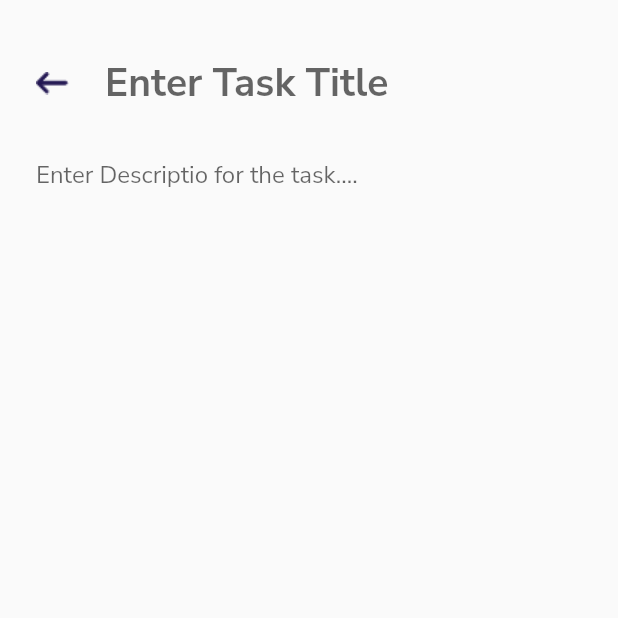
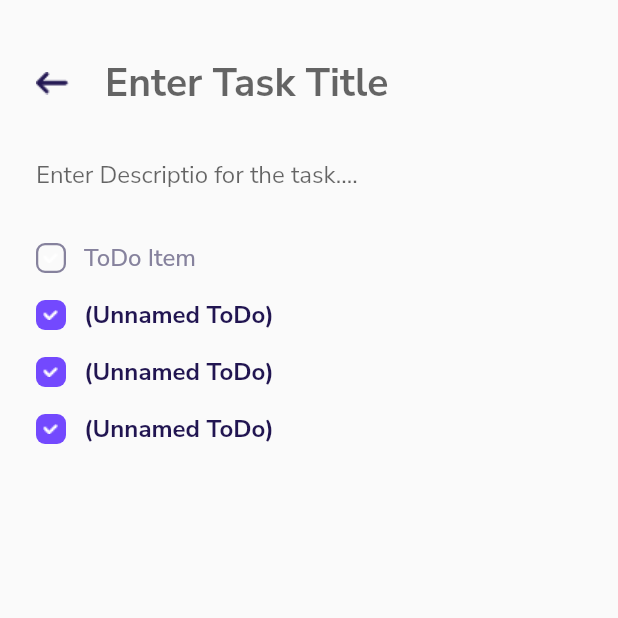
Before and after one commit to sunaranish17/todo_app_flutter, a Flutter app: the TaskPage screen opened directly, on a phone screen of 412 x 824 dp, the top half of it. Run offline on Flutter 3.47's test engine with Material 2 defaults, Android fonts, the phone set to English and light mode, and no system bars; our stand-ins replace google_fonts.

Commit message:
Feat: ToDo widget created

```diff
--- a/lib/screens/taskpage.dart
+++ b/lib/screens/taskpage.dart
@@ -1,4 +1,5 @@
 import 'package:flutter/material.dart';
+import 'package:what_todo/widgets.dart';
 
 class TaskPage extends StatefulWidget {
   @override
@@ -12,6 +13,7 @@ class _TaskPageState extends State<TaskPage> {
       body: SafeArea(
         child: Container(
           child: Column(
+            crossAxisAlignment: CrossAxisAlignment.start,
             children: [
               Padding(
                 padding: const EdgeInsets.only(
@@ -48,12 +50,26 @@ class _TaskPageState extends State<TaskPage> {
                   ],
                 ),
               ),
-              TextField(
-                decoration: InputDecoration(
-                    hintText: "Enter Descriptio for the task....",
-                    border: InputBorder.none,
-                    contentPadding: EdgeInsets.symmetric(horizontal: 24.0)),
-              )
+              Padding(
+                padding: EdgeInsets.only(
+                  bottom: 12.0,
+                ),
+                child: TextField(
+                  decoration: InputDecoration(
+                      hintText: "Enter Descriptio for the task....",
+                      border: InputBorder.none,
+                      contentPadding: EdgeInsets.symmetric(horizontal: 24.0)),
+                ),
+              ),
+              ToDoWidget(
+                text: "ToDo Item",
+                isDone: false,
+              ),
+              ToDoWidget(
+                isDone: true,
+              ),
+              ToDoWidget(isDone: true),
+              ToDoWidget(isDone: true),
             ],
           ),
         ),
--- a/lib/widgets.dart
+++ b/lib/widgets.dart
@@ -50,3 +50,51 @@ class TaskCardWidget extends StatelessWidget {
     );
   }
 }
+
+class ToDoWidget extends StatelessWidget {
+  final String? text;
+  final bool isDone;
+
+  ToDoWidget({this.text, required this.isDone});
+
+  @override
+  Widget build(BuildContext context) {
+    return Container(
+      padding: EdgeInsets.symmetric(
+        horizontal: 24.0,
+        vertical: 8.0,
+      ),
+      child: Row(
+        children: [
+          Container(
+            width: 20.0,
+            height: 20.0,
+            margin: EdgeInsets.only(
+              right: 12.0,
+            ),
+            decoration: BoxDecoration(
+                color: isDone ? Color(0xFF7349FE) : Colors.transparent,
+                borderRadius: BorderRadius.circular(6.0),
+                border: isDone
+                    ? null
+                    : Border.all(
+                        color: Color(0xFF86829D),
+                        width: 1.5,
+                      )),
+            child: Image(
+              image: AssetImage('assets/images/check_icon.png'),
+            ),
+          ),
+          Text(
+            text ?? "(Unnamed ToDo)",
+            style: TextStyle(
+              color: isDone ? Color(0xFF211551) : Color(0xFF86829D),
+              fontSize: 16,
+              fontWeight: isDone ? FontWeight.bold : FontWeight.w500,
+            ),
+          ),
+        ],
+      ),
+    );
+  }
+}
```
